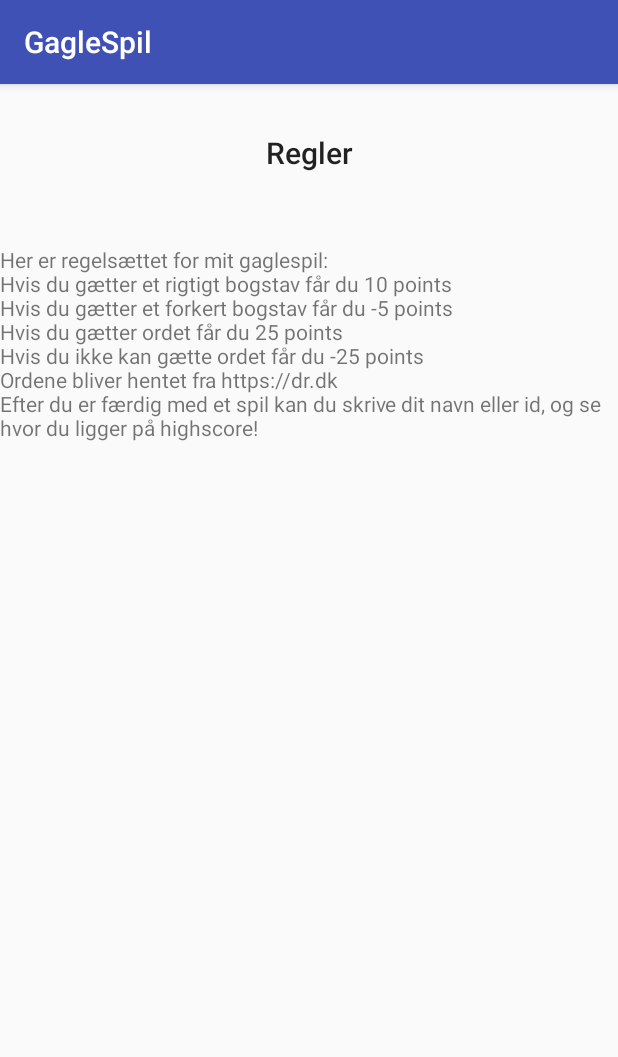
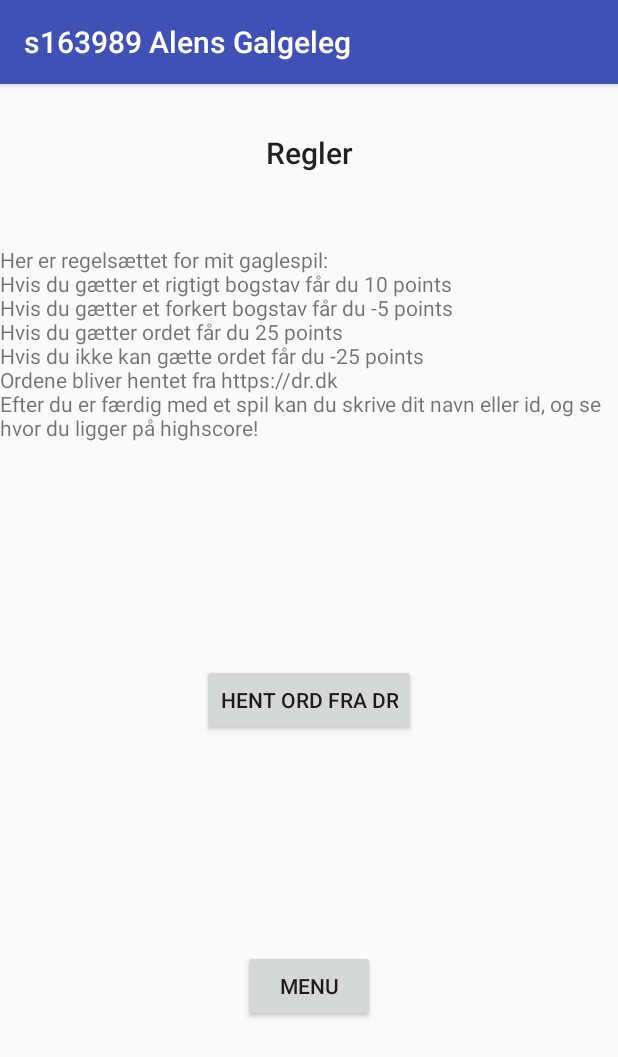
Before and after one commit to AlenDK/Galgespil, an Android app: the fragment Hjælp shown on its own in the app's theme, on a phone screen of 412 x 824 dp. Shown: the top 1057 px of the screen. Run offline under Robolectric (Android 15) with nearby library versions, the light colour scheme and no system bars; network calls fail.

Commit message:
Lavet min singleton om til lazy, da jeg læste en guide om det, og det er nok bedre at bruge lazy. Har lavet, så hjælp har en knap, så man kan hente ord fra DR, og hjælp fragmentet er helt færdigt og ser nogenlunde pænt ud! :)

```diff
--- a/app/src/main/java/e/android/gaglespil/GalgeLogik.java
+++ b/app/src/main/java/e/android/gaglespil/GalgeLogik.java
@@ -30,9 +30,13 @@ public class GalgeLogik {
     private boolean spilletErVundet;
     private boolean spilletErTabt;
 
-    private static final GalgeLogik ourInstance = new GalgeLogik();
+    private static GalgeLogik ourInstance;
 
     static GalgeLogik getInstance() {
+        if(ourInstance == null) {
+            ourInstance = new GalgeLogik();
+        }
+
         return ourInstance;
     }
 
@@ -53,15 +57,6 @@ public class GalgeLogik {
         editor.putString(key, json);
         editor.apply();
     }
-
-
-
-
-
-
-
-
-
 
 
     public ArrayList<String> getBrugteBogstaver() {
--- a/app/src/main/java/e/android/gaglespil/Hjælp.java
+++ b/app/src/main/java/e/android/gaglespil/Hjælp.java
@@ -2,24 +2,38 @@ package e.android.gaglespil;
 
 
 import android.app.Fragment;
+import android.os.AsyncTask;
 import android.os.Bundle;
 import android.support.annotation.Nullable;
 import android.view.LayoutInflater;
 import android.view.View;
 import android.view.ViewGroup;
 import android.webkit.WebView;
+import android.widget.Button;
+import android.widget.ProgressBar;
 import android.widget.TextView;
+import android.widget.Toast;
 
-public class Hjælp extends Fragment {
+public class Hjælp extends Fragment implements View.OnClickListener {
     private static final String TAG = "Hjælp";
 
-    TextView tekst;
+    GalgeLogik galgeLogik = GalgeLogik.getInstance();
+    ProgressBar progressBar;
+    TextView tekst, hentDR;
+    Button b1, b2;
 
     @Override
     public View onCreateView(LayoutInflater inflater, @Nullable ViewGroup container, @Nullable Bundle savedInstanceState) {
         View view = inflater.inflate(R.layout.hjaelp, container, false);
 
+        b1 = view.findViewById(R.id.hentOrd);
+        b2 = view.findViewById(R.id.menu);
         tekst = view.findViewById(R.id.regler);
+        progressBar = view.findViewById(R.id.progress);
+        hentDR = view.findViewById(R.id.drtext);
+
+        b1.setOnClickListener(this);
+        b2.setOnClickListener(this);
 
         tekst.setText("Her er regelsættet for mit gaglespil: " + " \n"
                 + "Hvis du gætter et rigtigt bogstav får du 10 points " + " \n"
@@ -29,8 +43,57 @@ public class Hjælp extends Fragment {
                 + "Ordene bliver hentet fra https://dr.dk " + " \n"
                 + "Efter du er færdig med et spil kan du skrive dit navn eller id, og se hvor du ligger på highscore!" + "\n");
 
-
-
         return view;
     }
+
+    @Override
+    public void onClick(View view) {
+
+        switch (view.getId()) {
+            case R.id.menu:
+                getFragmentManager().beginTransaction()
+                        .replace(R.id.fragmentindhold, new MainActivity())
+                        .commit();
+                break;
+
+            case R.id.hentOrd:
+                new AsyncTaskBackground().execute();
+                break;
         }
+    }
+
+    private class AsyncTaskBackground extends AsyncTask {
+
+        @Override
+        protected void onPreExecute() {
+            super.onPreExecute();
+            progressBar.setVisibility(View.VISIBLE);
+            hentDR.setVisibility(View.VISIBLE);
+            tekst.setVisibility(View.INVISIBLE);
+            b1.setVisibility(View.INVISIBLE);
+            b2.setVisibility(View.INVISIBLE);
+        }
+
+        protected Object doInBackground(Object... arg0) {
+            try {
+                galgeLogik.hentOrdFraDr();
+                return "Du har hentet ord fra DR";
+            } catch (Exception e) {
+                e.printStackTrace();
+                return "Der er sket en fejl, mens der er blevet hentet ord fra DR";
+            }
+        }
+
+        @Override
+        protected void onPostExecute(Object arg0) {
+            progressBar.setVisibility(View.INVISIBLE);
+            hentDR.setVisibility(View.INVISIBLE);
+            tekst.setVisibility(View.VISIBLE);
+            b1.setVisibility(View.VISIBLE);
+            b2.setVisibility(View.VISIBLE);
+
+            galgeLogik.nulstil();
+            galgeLogik.saveArrayList(galgeLogik.muligeOrd, "muligeord", getActivity());
+        }
+    }
+}
--- a/app/src/main/res/layout/hjaelp.xml
+++ b/app/src/main/res/layout/hjaelp.xml
@@ -1,6 +1,7 @@
 <?xml version="1.0" encoding="utf-8"?>
 <android.support.constraint.ConstraintLayout xmlns:android="http://schemas.android.com/apk/res/android"
     xmlns:app="http://schemas.android.com/apk/res-auto"
+    xmlns:tools="http://schemas.android.com/tools"
     android:layout_width="match_parent"
     android:layout_height="match_parent">
 
@@ -27,4 +28,58 @@
         app:layout_constraintEnd_toEndOf="parent"
         app:layout_constraintStart_toStartOf="parent"
         app:layout_constraintTop_toBottomOf="@+id/titel" />
+
+    <Button
+        android:id="@+id/hentOrd"
+        android:layout_width="wrap_content"
+        android:layout_height="wrap_content"
+        android:layout_marginTop="132dp"
+        android:text="Hent ord fra DR"
+        app:layout_constraintEnd_toEndOf="parent"
+        app:layout_constraintStart_toStartOf="parent"
+        app:layout_constraintTop_toBottomOf="@+id/regler" />
+
+    <ProgressBar
+        android:id="@+id/progress"
+        android:layout_width="0dp"
+        android:layout_height="0dp"
+        android:layout_marginBottom="8dp"
+        android:layout_marginEnd="8dp"
+        android:layout_marginStart="8dp"
+        android:layout_marginTop="8dp"
+        android:visibility="invisible"
+        app:layout_constraintBottom_toTopOf="@+id/drtext"
+        app:layout_constraintEnd_toEndOf="parent"
+        app:layout_constraintHorizontal_bias="0.0"
+        app:layout_constraintStart_toStartOf="parent"
+        app:layout_constraintTop_toTopOf="parent"
+        app:layout_constraintVertical_bias="1.0" />
+
+    <TextView
+        android:id="@+id/drtext"
+        android:layout_width="wrap_content"
+        android:layout_height="32dp"
+        android:layout_marginBottom="68dp"
+        android:layout_marginEnd="8dp"
+        android:layout_marginStart="8dp"
+        android:visibility="invisible"
+        android:text="Henter ord fra DR"
+        android:textAppearance="@style/Base.TextAppearance.AppCompat.Title"
+        app:layout_constraintBottom_toBottomOf="parent"
+        app:layout_constraintEnd_toEndOf="parent"
+        app:layout_constraintStart_toStartOf="parent" />
+
+    <Button
+        android:id="@+id/menu"
+        android:layout_width="wrap_content"
+        android:layout_height="wrap_content"
+        android:layout_marginBottom="8dp"
+        android:layout_marginTop="8dp"
+        android:text="Menu"
+        app:layout_constraintBottom_toBottomOf="parent"
+        app:layout_constraintEnd_toEndOf="parent"
+        app:layout_constraintStart_toStartOf="parent"
+        app:layout_constraintTop_toBottomOf="@+id/hentOrd" />
+
+
 </android.support.constraint.ConstraintLayout>
--- a/app/src/main/res/values/strings.xml
+++ b/app/src/main/res/values/strings.xml
@@ -1,5 +1,5 @@
 <resources>
-    <string name="app_name">GagleSpil</string>
+    <string name="app_name">s163989 Alens Galgeleg</string>
 
     <!-- TODO: Remove or change this placeholder text -->
     <string name="hello_blank_fragment">Hello blank fragment</string>
```
Also changed, not shown: app/src/main/java/e/android/gaglespil/MainActivity.java (+2 -7 lines), app/src/main/res/layout/activity_main.xml (+7 -9 lines). Lines whose indentation alone changed are shown as unchanged.
